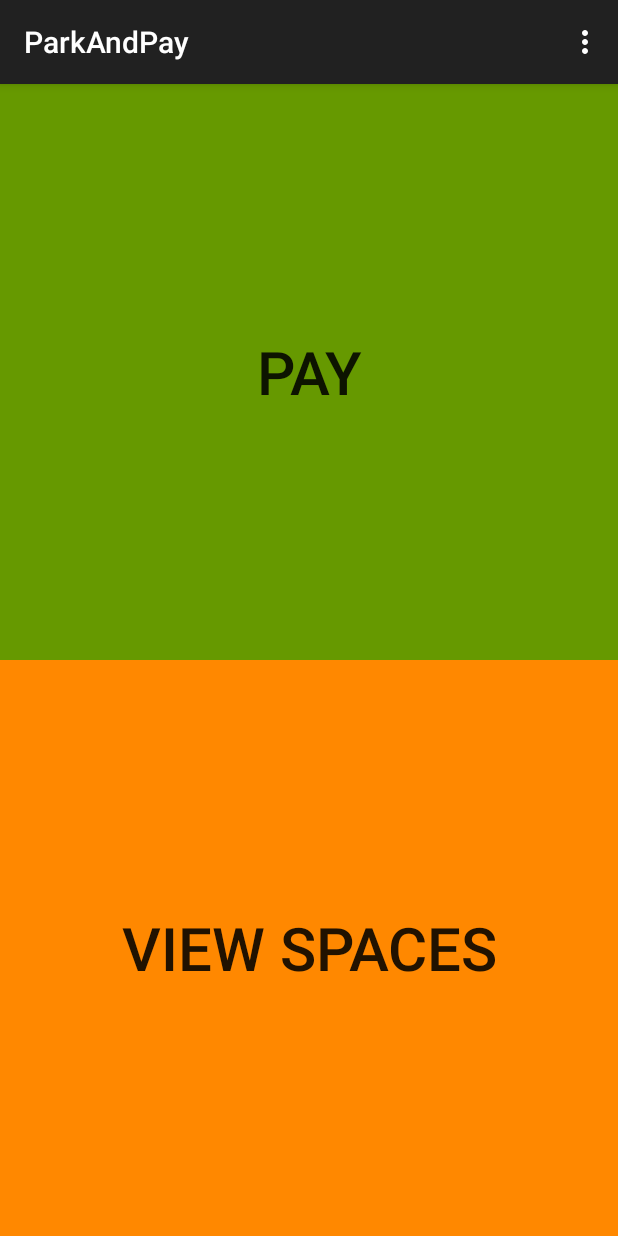
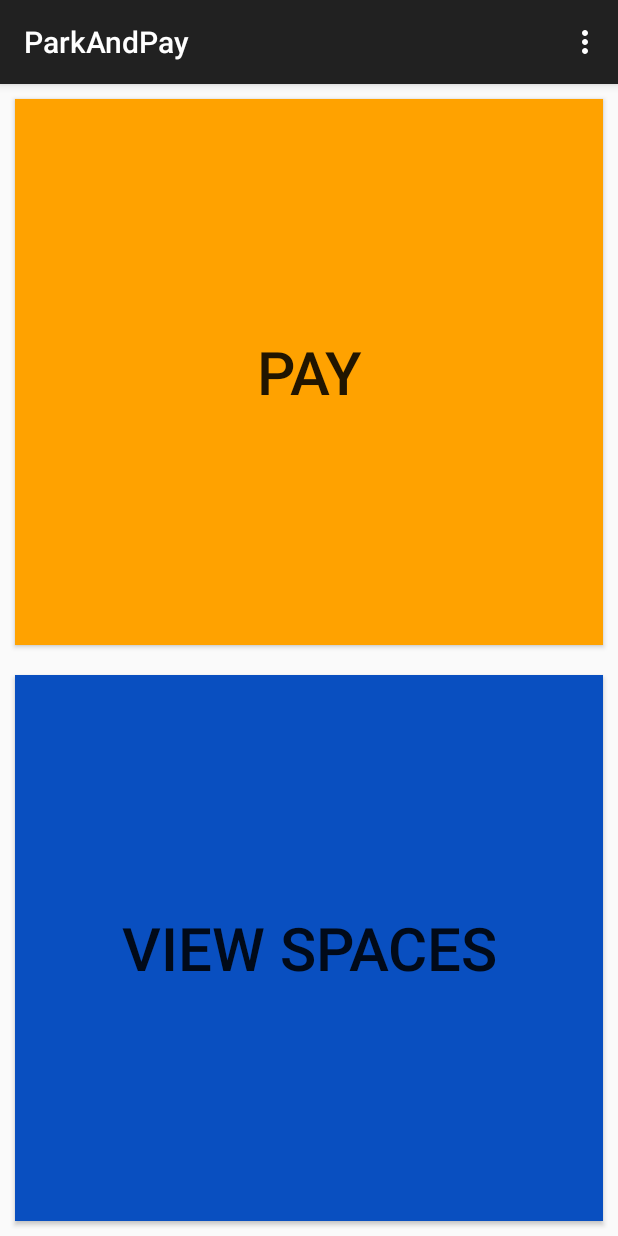
Before and after one commit to ajpodell/ParkAndPay, an Android app: the screen it shows after launch (MainActivity), on a phone screen of 412 x 824 dp. Run offline under Robolectric (Android 15) with nearby library versions, the phone set to English and light mode, and no system bars; libraries missing offline, so code that uses them is left out: com.parse; 2 statements that could not run were skipped.

Commit message:
Minor changes to first page

```diff
--- a/app/src/main/res/layout/activity_main.xml
+++ b/app/src/main/res/layout/activity_main.xml
@@ -10,8 +10,13 @@
         android:text="Pay"
         android:id="@+id/pay_for_spot_button"
         android:onClick="onClickPayForSpot"
-        android:background="#669900"
-        android:textSize="40dp" />
+        android:background="#ffa200"
+        android:textSize="40dp"
+        android:layout_margin="10dp"
+        android:layout_marginLeft="1dp"
+        android:layout_marginTop="1dp"
+        android:layout_marginRight="1dp"
+        android:layout_marginBottom="1dp" />
 
     <Button android:layout_width="match_parent"
         android:layout_height="match_parent"
@@ -19,7 +24,8 @@
         android:text="View Spaces"
         android:id="@+id/button_spots_taken"
         android:onClick="onClickSpotsTaken"
-        android:background="#FF8800"
-        android:textSize="40dp" />
+        android:background="#094fc0"
+        android:textSize="40dp"
+        android:layout_margin="10dp" />
 
 </LinearLayout>
```
